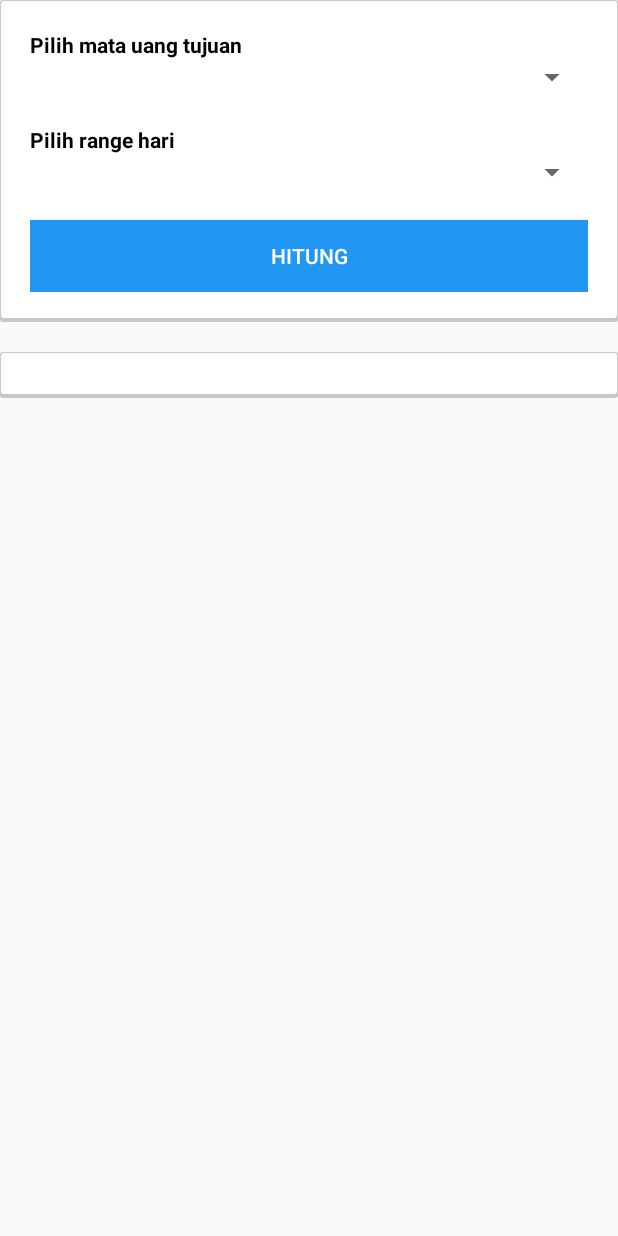
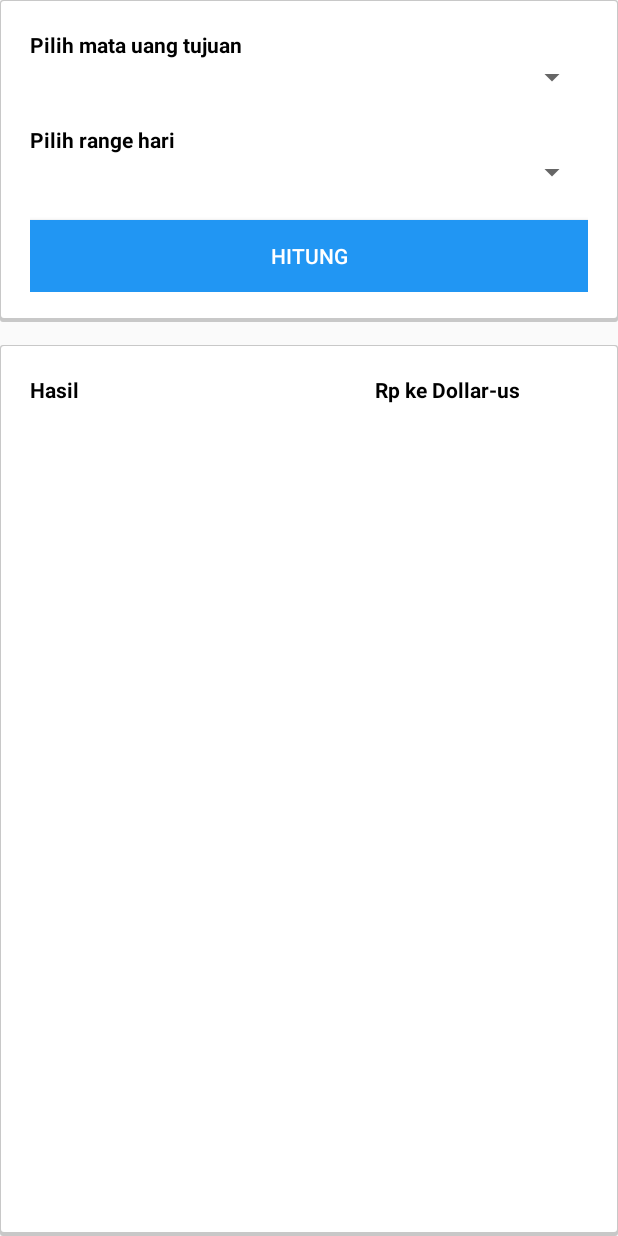
Before and after one commit to labkcv/AppForcast, an Android app: the layout mainapp_activity_main_fragment_prediksi.xml on its own in the app's theme, with its tools: preview values and no code run, on a phone screen of 412 x 824 dp. Run offline under Robolectric (Android 15) with nearby library versions, the phone set to English and light mode, and no system bars; plain views replace MaterialBetterSpinner.

Commit message:
Update 08-11-2016

```diff
--- a/app/src/main/res/layout/mainapp_activity_main_fragment_home.xml
+++ b/app/src/main/res/layout/mainapp_activity_main_fragment_home.xml
@@ -2,7 +2,7 @@
 <ScrollView android:id="@+id/scrollView"
             xmlns:android="http://schemas.android.com/apk/res/android"
             android:layout_width="match_parent"
-            android:layout_height="fill_parent">
+            android:layout_height="match_parent">
 
     <LinearLayout
         android:layout_width="match_parent"
--- a/app/src/main/res/layout/mainapp_activity_main_fragment_prediksi.xml
+++ b/app/src/main/res/layout/mainapp_activity_main_fragment_prediksi.xml
@@ -1,19 +1,15 @@
 <?xml version="1.0" encoding="utf-8"?>
-<ScrollView android:id="@+id/scrollView"
-    xmlns:android="http://schemas.android.com/apk/res/android"
-    xmlns:app="http://schemas.android.com/apk/res-auto"
-    android:layout_width="match_parent"
-    android:layout_height="fill_parent"
-    >
+
     <LinearLayout
+        xmlns:android="http://schemas.android.com/apk/res/android"
+        xmlns:app="http://schemas.android.com/apk/res-auto"
         android:layout_width="match_parent"
         android:layout_height="match_parent"
-        android:orientation="vertical"
-        >
+        android:orientation="vertical">
 
     <LinearLayout
         android:layout_width="match_parent"
-        android:layout_height="match_parent"
+        android:layout_height="wrap_content"
         android:background="@drawable/shadow"
         android:orientation="vertical"
         android:padding="20dp"
@@ -32,6 +28,7 @@
             android:id="@+id/spinner_mata_uang"
             android:layout_width="match_parent"
             android:layout_height="wrap_content"
+            android:textAppearance="?android:attr/textAppearanceSmall"
             app:met_floatingLabel="normal" />
 
         <TextView
@@ -48,6 +45,7 @@
             android:id="@+id/spinner_range_hari"
             android:layout_width="match_parent"
             android:layout_height="wrap_content"
+            android:textAppearance="?android:attr/textAppearanceSmall"
             app:met_floatingLabel="normal" />
 
         <android.support.v7.widget.AppCompatButton
@@ -62,22 +60,52 @@
     </LinearLayout>
 
     <LinearLayout
-        android:layout_marginTop="20dp"
+        android:layout_marginTop="15dp"
         android:layout_width="match_parent"
         android:layout_height="match_parent"
         android:background="@drawable/shadow"
         android:orientation="vertical"
-        android:padding="15dp"
         >
+        <LinearLayout
+            android:layout_width="match_parent"
+            android:layout_height="wrap_content"
+            android:paddingLeft="20dp"
+            android:orientation="horizontal">
+
+            <TextView
+                android:id="@+id/textPrediski"
+                android:layout_width="wrap_content"
+                android:layout_height="wrap_content"
+                android:layout_marginTop="20dp"
+                android:text="Hasil"
+                android:textStyle="bold"
+                android:textAppearance="?android:attr/textAppearanceSmall"
+                android:textColor="@color/black"
+                android:layout_weight="1"/>
+
+            <TextView
+                android:id="@+id/textUang"
+                android:layout_width="wrap_content"
+                android:layout_height="wrap_content"
+                android:layout_marginTop="20dp"
+                android:text="Rp ke Dollar-us"
+                android:textAlignment="center"
+                android:textStyle="bold"
+                android:textAppearance="?android:attr/textAppearanceSmall"
+                android:textColor="@color/black"
+                android:layout_weight="1"/>
+
+        </LinearLayout>
+
 
         <ListView
-            android:id="@+id/list"
+            android:id="@+id/listview"
+            android:padding="20dp"
             android:layout_width="match_parent"
             android:layout_height="match_parent">
 
         </ListView>
 
     </LinearLayout>
+
     </LinearLayout>
-
-</ScrollView>
--- a/app/src/main/res/values/colors.xml
+++ b/app/src/main/res/values/colors.xml
@@ -18,7 +18,7 @@
     <color name="shadow">#CABBBBBB</color>
     <color name="iron">#CCCCCC</color>
     <color name="white">#FFFFFFFF</color>
-    <color name="amber">#FFC107</color>
+    <color name="amber">#ffc107</color>
     <color name="abu">#eaeaea</color>
 
 </resources>
```
Also changed, not shown: app/src/main/java/id/ac/ub/filkom/se/kcv/astechlauncher/controller/mainapp/Prediksi.java (+20 -2 lines), app/src/main/res/drawable-xxhdpi/bottom_border.xml (added, +13 -0 lines), app/src/main/res/layout/row.xml (+7 -5 lines).
